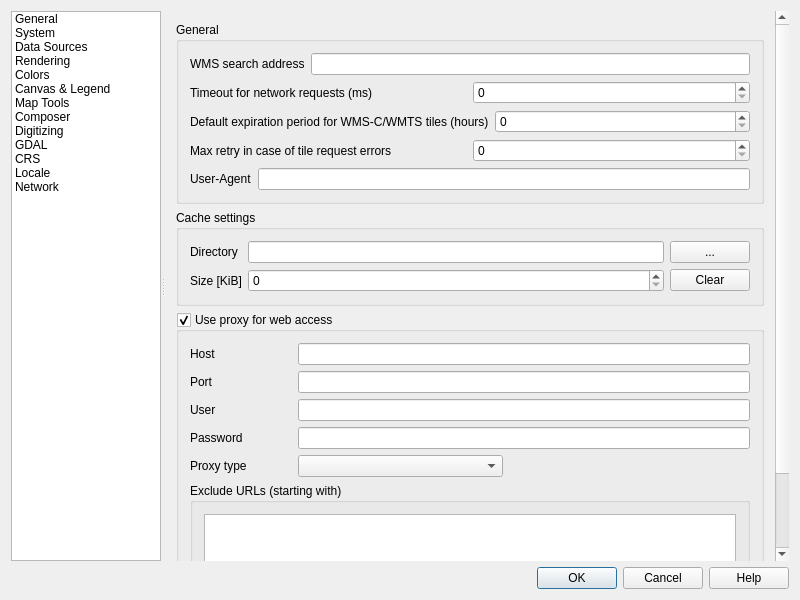
Above: src/ui/qgsoptionsbase.ui from qgis/QGIS before the change. Below: the same form after it.
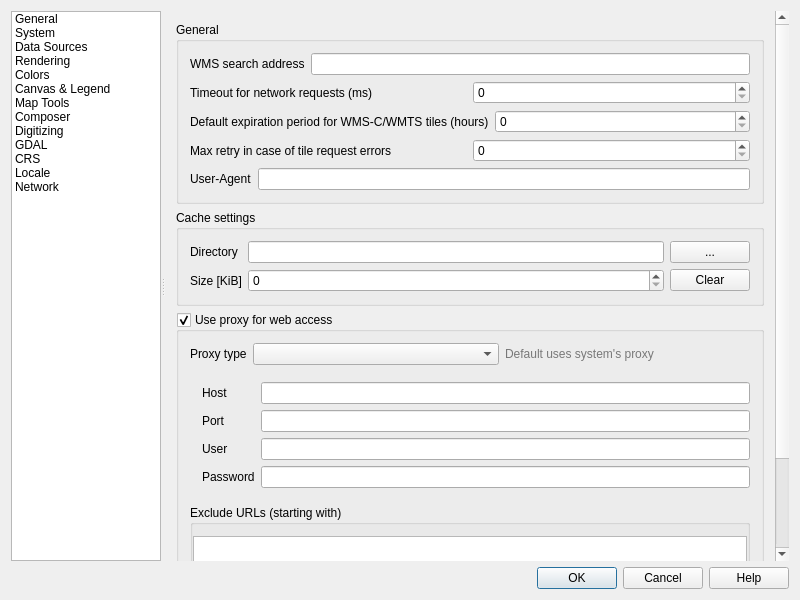
That is the form after the change. The open tabs and pages were chosen to show the change. Icons and pictures are not drawn. Custom widgets are drawn as their Qt base class.

Commit message: Fix #6922, rearrange proxy form to clearly show when system's is used

What changed in the file:
```diff
--- a/src/ui/qgsoptionsbase.ui
+++ b/src/ui/qgsoptionsbase.ui
@@ -4349,9 +4349,9 @@
               <property name="geometry">
                <rect>
                 <x>0</x>
-                <y>-136</y>
-                <width>610</width>
-                <height>685</height>
+                <y>-188</y>
+                <width>604</width>
+                <height>742</height>
                </rect>
               </property>
               <layout class="QVBoxLayout" name="verticalLayout_33">
@@ -4507,81 +4507,7 @@
                   <bool>true</bool>
                  </property>
                  <layout class="QGridLayout" name="gridLayout_1">
-                  <item row="0" column="0">
-                   <widget class="QLabel" name="lblProxyHost">
-                    <property name="text">
-                     <string>Host</string>
-                    </property>
-                   </widget>
-                  </item>
-                  <item row="0" column="1" colspan="4">
-                   <widget class="QLineEdit" name="leProxyHost"/>
-                  </item>
-                  <item row="1" column="0">
-                   <widget class="QLabel" name="lblProxyPort">
-                    <property name="text">
-                     <string>Port</string>
-                    </property>
-                   </widget>
-                  </item>
-                  <item row="1" column="1" colspan="4">
-                   <widget class="QLineEdit" name="leProxyPort"/>
-                  </item>
-                  <item row="2" column="0">
-                   <widget class="QLabel" name="lblUser">
-                    <property name="text">
-                     <string>User</string>
-                    </property>
-                   </widget>
-                  </item>
-                  <item row="2" column="1" colspan="4">
-                   <widget class="QLineEdit" name="leProxyUser">
-                    <property name="toolTip">
-                     <string>Leave this blank if no proxy username / password are required</string>
-                    </property>
-                   </widget>
-                  </item>
-                  <item row="3" column="0">
-                   <widget class="QLabel" name="lblPassword">
-                    <property name="text">
-                     <string>Password</string>
-                    </property>
-                   </widget>
-                  </item>
-                  <item row="3" column="1" colspan="4">
-                   <widget class="QLineEdit" name="leProxyPassword">
-                    <property name="toolTip">
-                     <string>Leave this blank if no proxy username / password are required</string>
-                    </property>
-                    <property name="echoMode">
-                     <enum>QLineEdit::Password</enum>
-                    </property>
-                   </widget>
-                  </item>
-                  <item row="4" column="0">
-                   <widget class="QLabel" name="mTypeLabel">
-                    <property name="text">
-                     <string>Proxy type</string>
-                    </property>
-                   </widget>
-                  </item>
-                  <item row="4" column="1" colspan="2">
-                   <widget class="QComboBox" name="mProxyTypeComboBox"/>
-                  </item>
-                  <item row="4" column="3" colspan="2">
-                   <spacer>
-                    <property name="orientation">
-                     <enum>Qt::Horizontal</enum>
-                    </property>
-                    <property name="sizeHint" stdset="0">
-                     <size>
-                      <width>241</width>
-                      <height>20</height>
-                     </size>
-                    </property>
-                   </spacer>
-                  </item>
-                  <item row="5" column="0" rowspan="2" colspan="5">
+                  <item row="7" column="0" rowspan="2" colspan="5">
                    <widget class="QGroupBox" name="grpUrlExclude">
                     <property name="title">
                      <string>Exclude URLs (starting with)</string>
@@ -4590,6 +4516,12 @@
                      <bool>true</bool>
                     </property>
                     <layout class="QGridLayout" name="gridLayout_5">
+                     <property name="leftMargin">
+                      <number>0</number>
+                     </property>
+                     <property name="rightMargin">
+                      <number>0</number>
+                     </property>
                      <item row="2" column="2">
                       <widget class="QPushButton" name="mRemoveUrlPushButton">
                        <property name="text">
@@ -4623,6 +4555,121 @@
                     </layout>
                    </widget>
                   </item>
+                  <item row="0" column="0" colspan="5">
+                   <layout class="QGridLayout" name="gridLayout_17">
+                    <item row="0" column="1">
+                     <widget class="QComboBox" name="mProxyTypeComboBox"/>
+                    </item>
+                    <item row="0" column="0">
+                     <widget class="QLabel" name="mTypeLabel">
+                      <property name="sizePolicy">
+                       <sizepolicy hsizetype="Maximum" vsizetype="Preferred">
+                        <horstretch>0</horstretch>
+                        <verstretch>0</verstretch>
+                       </sizepolicy>
+                      </property>
+                      <property name="text">
+                       <string>Proxy type</string>
+                      </property>
+                     </widget>
+                    </item>
+                    <item row="0" column="2">
+                     <widget class="QLabel" name="label_41">
+                      <property name="styleSheet">
+                       <string notr="true">QLabel {color: rgb(120, 120, 120);}</string>
+                      </property>
+                      <property name="text">
+                       <string>Default uses system's proxy</string>
+                      </property>
+                     </widget>
+                    </item>
+                    <item row="1" column="0" colspan="3">
+                     <widget class="QFrame" name="frameManualProxy">
+                      <property name="frameShape">
+                       <enum>QFrame::NoFrame</enum>
+                      </property>
+                      <property name="frameShadow">
+                       <enum>QFrame::Raised</enum>
+                      </property>
+                      <layout class="QGridLayout" name="gridLayout_18">
+                       <property name="leftMargin">
+                        <number>0</number>
+                       </property>
+                       <property name="rightMargin">
+                        <number>0</number>
+                       </property>
+                       <item row="2" column="2">
+                        <widget class="QLineEdit" name="leProxyUser">
+                         <property name="toolTip">
+                          <string>Leave this blank if no proxy username / password are required</string>
+                         </property>
+                        </widget>
+                       </item>
+                       <item row="3" column="2">
+                        <widget class="QLineEdit" name="leProxyPassword">
+                         <property name="toolTip">
+                          <string>Leave this blank if no proxy username / password are required</string>
+                         </property>
+                         <property name="echoMode">
+                          <enum>QLineEdit::Password</enum>
+                         </property>
+                        </widget>
+                       </item>
+                       <item row="2" column="1">
+                        <widget class="QLabel" name="lblUser">
+                         <property name="text">
+                          <string>User</string>
+                         </property>
+                        </widget>
+                       </item>
+                       <item row="3" column="1">
+                        <widget class="QLabel" name="lblPassword">
+                         <property name="text">
+                          <string>Password</string>
+                         </property>
+                        </widget>
+                       </item>
+                       <item row="0" column="2">
+                        <widget class="QLineEdit" name="leProxyHost"/>
+                       </item>
+                       <item row="1" column="1">
+                        <widget class="QLabel" name="lblProxyPort">
+                         <property name="text">
+                          <string>Port</string>
+                         </property>
+                        </widget>
+                       </item>
+                       <item row="1" column="2">
+                        <widget class="QLineEdit" name="leProxyPort"/>
+                       </item>
+                       <item row="0" column="1">
+                        <widget class="QLabel" name="lblProxyHost">
+                         <property name="text">
+                          <string>Host</string>
+                         </property>
+                        </widget>
+                       </item>
+                       <item row="1" column="0">
+                        <spacer name="horizontalSpacer_27">
+                         <property name="orientation">
+                          <enum>Qt::Horizontal</enum>
+                         </property>
+                         <property name="sizeType">
+                          <enum>QSizePolicy::Fixed</enum>
+                         </property>
+                         <property name="sizeHint" stdset="0">
+                          <size>
+                           <width>12</width>
+                           <height>20</height>
+                          </size>
+                         </property>
+                        </spacer>
+                       </item>
+                      </layout>
+                     </widget>
+                    </item>
+                   </layout>
+                  </item>
                  </layout>
                 </widget>
                </item>
```
Left out of the diff: 316 changed lines with no effect on the pictures. The commit also changes 1 other file.
